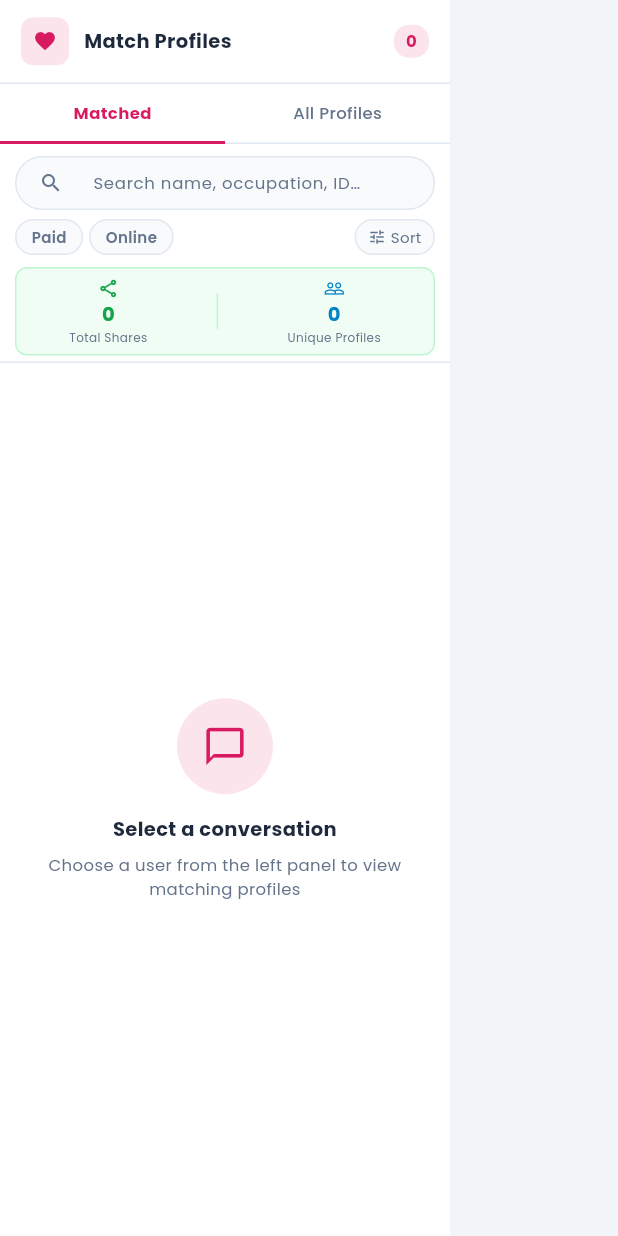
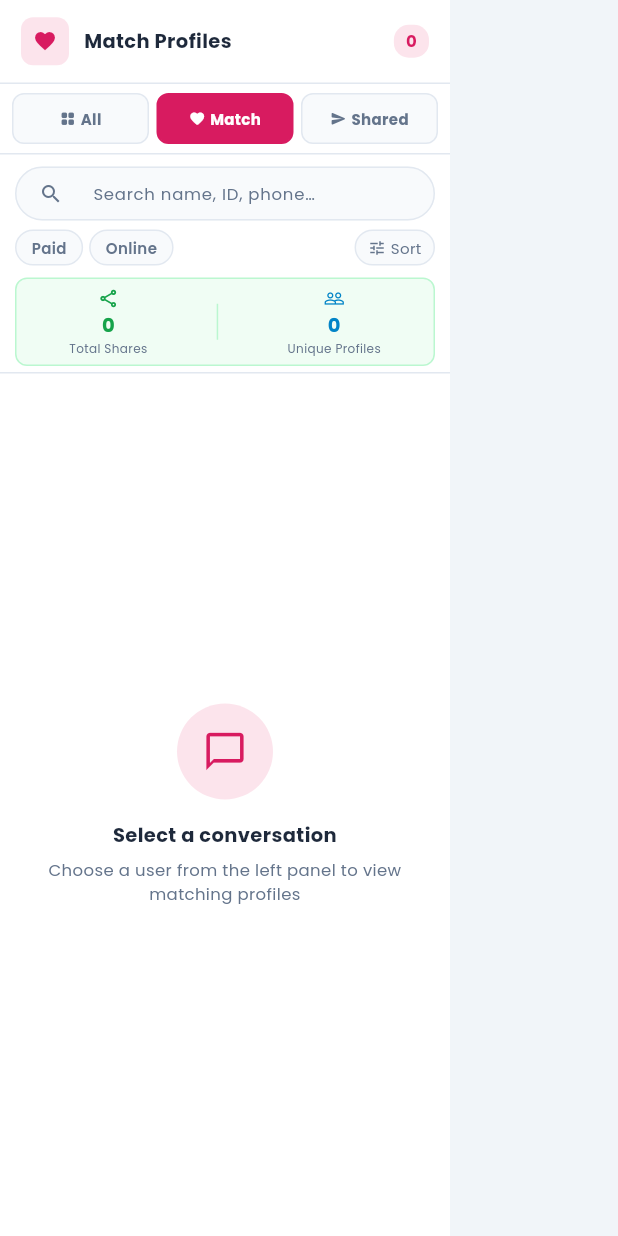
Before and after one commit to marriagestationpvtltd-lang/marriagestationadmin, a Flutter app: the ProfileSidebar widget shown alone on an empty page, opened directly with empty values, on a phone screen of 412 x 824 dp. Run offline on Flutter 3.47's test engine with Material 3 defaults, Android fonts, the phone set to English and light mode, and no system bars; our stand-ins replace audioplayers, cloud_firestore, emoji_picker_flutter, file_picker, firebase_core, firebase_storage and 5 more; missing offline and left inert: agora_rtc_engine, dart:html, dart:js, file_saver, flutter_sound; accounts and stored records are empty; network calls fail; statements that could not run were skipped.

Commit message:
feat: lazy pagination, server-side search, and filter buttons for right panel
- MatchedProfileService: replace while-loop fetch with true lazy pagination
  (page 1 only on init; fetchMoreProfiles loads next pages on demand)
- MatchedProfileService: add updateSearch() + updateFilterType() for
  server-side search (name / ID / phone) and filter reset
- MatchedProfileService: pass search + filter_type params to match_admin.php
- MatchedProfileService: deduplicate profiles by id during fetchMore
- right.dart: replace tabs with 3 animated filter buttons (All / Match / Shared)
- right.dart: 'Share Profile Count' → client-side filter using _sharedProfileIds
- right.dart: 'All' / 'Match' → server-side via provider.updateFilterType()
- right.dart: debounced search (400 ms) → provider.updateSearch()
- right.dart: search hint updated to 'name, ID, phone'
- right.dart: pagination footer shows 'Showing X of Y' / 'No profiles found'
- right.dart: clear-filters button resets profileFilter + search
- right.dart: dispose() cancels debounce timer; didChangeDependencies resets state on new user

Agent-Logs-Url: https://github.com/marriagestationpvtltd-lang/marriagestationadmin/sessions/e6616c58-afd7-4465-b536-85b2ed08cfe0

Co-authored-by: marriagestationpvtltd-lang <254104945+marriagestationpvtltd-lang@users.noreply.github.com>

```diff
--- a/adminmrz/lib/adminchat/right.dart
+++ b/adminmrz/lib/adminchat/right.dart
@@ -39,6 +39,12 @@ class _ProfileSidebarState extends State<ProfileSidebar> {
   final  TextEditingController _searchController = TextEditingController();
   String _searchQuery  = "";
 
+  // ── profile view filter: 'all' | 'matched' | 'shared' ─────────────────────
+  String _profileFilter = 'matched';
+
+  // ── search debounce ───────────────────────────────────────────────────────
+  Timer? _searchDebounce;
+
   // ── Firestore shared-profile tracking ─────────────────────────────────────
   final FirebaseFirestore _firestore = FirebaseFirestore.instance;
   Map<int, Map<String, dynamic>> _sharedProfilesData = {};
@@ -59,9 +65,7 @@ class _ProfileSidebarState extends State<ProfileSidebar> {
   @override
   void initState() {
     super.initState();
-    _searchController.addListener(() {
-      setState(() => _searchQuery = _searchController.text.toLowerCase());
-    });
+    _searchController.addListener(_onSearchChanged);
     _scrollController.addListener(_onScroll);
     // Poll online status for matched profiles every 10 seconds
     _onlineStatusTimer = Timer.periodic(
@@ -74,6 +78,17 @@ class _ProfileSidebarState extends State<ProfileSidebar> {
     );
   }
 
+  void _onSearchChanged() {
+    final query = _searchController.text;
+    setState(() => _searchQuery = query);
+    _searchDebounce?.cancel();
+    _searchDebounce = Timer(const Duration(milliseconds: 400), () {
+      if (!mounted) return;
+      Provider.of<MatchedProfileProvider>(context, listen: false)
+          .updateSearch(query);
+    });
+  }
+
   void _onScroll() {
     if (_scrollController.position.pixels >=
         _scrollController.position.maxScrollExtent - _kPaginationScrollThreshold) {
@@ -90,7 +105,12 @@ class _ProfileSidebarState extends State<ProfileSidebar> {
     final userId = chatProvider.id;
     if (userId != null && userId != _lastFetchedUserId) {
       _lastFetchedUserId = userId;
-      setState(() => _matchesLoaded = true);
+      setState(() {
+        _matchesLoaded = true;
+        _profileFilter = 'matched';
+        _searchQuery = '';
+        _searchController.clear();
+      });
       final matchProvider =
           Provider.of<MatchedProfileProvider>(context, listen: false);
       matchProvider.clearData();
@@ -104,7 +124,9 @@ class _ProfileSidebarState extends State<ProfileSidebar> {
 
   @override
   void dispose() {
+    _searchController.removeListener(_onSearchChanged);
     _searchController.dispose();
+    _searchDebounce?.cancel();
     _onlineStatusTimer?.cancel();
     _scrollController.removeListener(_onScroll);
     _scrollController.dispose();
@@ -118,6 +140,17 @@ class _ProfileSidebarState extends State<ProfileSidebar> {
     setState(() => _matchesLoaded = true);
     Provider.of<MatchedProfileProvider>(context, listen: false)
         .fetchMatchedProfiles(userId);
+  }
+
+  void _setProfileFilter(String filter) {
+    if (filter == _profileFilter) return;
+    setState(() => _profileFilter = filter);
+    final provider =
+        Provider.of<MatchedProfileProvider>(context, listen: false);
+    // 'shared' is client-side – no API change needed
+    if (filter != 'shared') {
+      provider.updateFilterType(filter);
+    }
   }
 
   // ─────────────────────────────────────────────────────────────────────────
@@ -198,18 +231,14 @@ class _ProfileSidebarState extends State<ProfileSidebar> {
     final safeLen = _safeProfileLength(p);
     if (safeLen == 0) return out;
     for (int i = 0; i < safeLen; i++) {
+      // Member status filter (client-side – based on loaded data)
       if (_memberStatus == "Paid"   && !p.isPaidList[i])  continue;
       if (_memberStatus == "Free"   &&  p.isPaidList[i])  continue;
       if (_onlineStatus == "Online" && !p.isOnlineList[i]) continue;
       if (_onlineStatus == "Offline" &&  p.isOnlineList[i]) continue;
-      if (_searchQuery.isNotEmpty) {
-        final fullName = "${p.firstNames[i]} ${p.lastNames[i]}".toLowerCase();
-        final occ      = p.occupation[i].toLowerCase();
-        final mid      = p.memberiddd[i].toLowerCase();
-        if (!fullName.contains(_searchQuery) &&
-            !occ.contains(_searchQuery) &&
-            !mid.contains(_searchQuery)) continue;
-      }
+      // "Share Profile Count" view: only profiles that have been shared
+      if (_profileFilter == 'shared' &&
+          !_sharedProfileIds.contains(p.ids[i])) continue;
       out.add(i);
     }
     return out;
@@ -368,7 +397,7 @@ class _ProfileSidebarState extends State<ProfileSidebar> {
       child: Column(
         children: [
           _buildHeader(chatProvider),
-          _buildTabs(),
+          _buildProfileFilterButtons(),
           _buildSearchBar(),
           _buildFilterRow(),
           if (_showFilters) _buildFilterPanel(),
@@ -470,41 +499,112 @@ class _ProfileSidebarState extends State<ProfileSidebar> {
     );
   }
 
-  // ── Tabs ────────────────────────────────────────────────────────────────
-  Widget _buildTabs() {
-    return Row(
-      children: [
-        _tabBtn('Matched', 0),
-        _tabBtn('All Profiles', 1),
-      ],
-    );
-  }
-
-  Widget _tabBtn(String label, int index) {
-    final active = widget.selectedTab == index;
+  // ── Profile view filter buttons: All / Match / Share Profile Count ─────────
+  Widget _buildProfileFilterButtons() {
     final c = ChatColors.of(context);
+    return Container(
+      decoration: BoxDecoration(
+        color: c.cardBg,
+        border: Border(bottom: BorderSide(color: c.border)),
+      ),
+      padding: const EdgeInsets.symmetric(horizontal: 8, vertical: 6),
+      child: Consumer<MatchedProfileProvider>(
+        builder: (_, provider, __) {
+          final sharedCount = _sharedProfileIds.length;
+          return Row(
+            children: [
+              _profileFilterBtn(
+                label: 'All',
+                icon: Icons.grid_view_rounded,
+                filter: 'all',
+                badgeCount: null,
+                c: c,
+              ),
+              const SizedBox(width: 5),
+              _profileFilterBtn(
+                label: 'Match',
+                icon: Icons.favorite_rounded,
+                filter: 'matched',
+                badgeCount: _profileFilter == 'matched' && provider.totalCount > 0
+                    ? provider.totalCount
+                    : null,
+                c: c,
+              ),
+              const SizedBox(width: 5),
+              _profileFilterBtn(
+                label: 'Shared',
+                icon: Icons.send_rounded,
+                filter: 'shared',
+                badgeCount: sharedCount > 0 ? sharedCount : null,
+                c: c,
+              ),
+            ],
+          );
+        },
+      ),
+    );
+  }
+
+  Widget _profileFilterBtn({
+    required String label,
+    required IconData icon,
+    required String filter,
+    required int? badgeCount,
+    required ChatColors c,
+  }) {
+    final active = _profileFilter == filter;
     return Expanded(
       child: GestureDetector(
-        onTap: () => widget.onTabChange(index),
-        child: Container(
-          height: 40,
+        onTap: () => _setProfileFilter(filter),
+        child: AnimatedContainer(
+          duration: const Duration(milliseconds: 180),
+          height: 34,
           alignment: Alignment.center,
           decoration: BoxDecoration(
-            color: c.cardBg,
-            border: Border(
-              bottom: BorderSide(
-                color: active ? _kPrimary : c.border,
-                width: active ? 2 : 1,
+            color: active ? _kPrimary : c.searchFill,
+            borderRadius: BorderRadius.circular(8),
+            border: Border.all(
+              color: active ? _kPrimary : c.border,
+              width: active ? 1.5 : 1,
+            ),
+          ),
+          child: Row(
+            mainAxisAlignment: MainAxisAlignment.center,
+            mainAxisSize: MainAxisSize.min,
+            children: [
+              Icon(icon, size: 11,
+                  color: active ? Colors.white : c.muted),
+              const SizedBox(width: 3),
+              Text(
+                label,
+                style: TextStyle(
+                  fontSize: 10,
+                  fontWeight: FontWeight.w700,
+                  color: active ? Colors.white : c.muted,
+                ),
               ),
-            ),
-          ),
-          child: Text(
-            label,
-            style: TextStyle(
-              fontSize: 11,
-              fontWeight: active ? FontWeight.w700 : FontWeight.w500,
-              color: active ? _kPrimary : c.muted,
-            ),
+              if (badgeCount != null) ...[
+                const SizedBox(width: 4),
+                Container(
+                  padding: const EdgeInsets.symmetric(
+                      horizontal: 5, vertical: 1),
+                  decoration: BoxDecoration(
+                    color: active
+                        ? Colors.white.withOpacity(0.25)
+                        : c.primaryLight,
+                    borderRadius: BorderRadius.circular(8),
+                  ),
+                  child: Text(
+                    '$badgeCount',
+                    style: TextStyle(
+                      fontSize: 9,
+                      fontWeight: FontWeight.w800,
+                      color: active ? Colors.white : _kPrimary,
+                    ),
+                  ),
+                ),
+              ],
+            ],
           ),
         ),
       ),
@@ -523,14 +623,18 @@ class _ProfileSidebarState extends State<ProfileSidebar> {
           style: TextStyle(fontSize: 12, color: c.text),
           cursorColor: _kPrimary,
           decoration: InputDecoration(
-            hintText: 'Search name, occupation, ID…',
+            hintText: 'Search name, ID, phone…',
             hintStyle: TextStyle(fontSize: 11, color: c.muted),
             prefixIcon: Icon(Icons.search, size: 16, color: c.muted),
             suffixIcon: _searchQuery.isNotEmpty
                 ? IconButton(
                     icon: Icon(Icons.clear, size: 14, color: c.muted),
                     padding: EdgeInsets.zero,
-                    onPressed: () => _searchController.clear(),
+                    onPressed: () {
+                      _searchController.clear();
+                      Provider.of<MatchedProfileProvider>(context, listen: false)
+                          .updateSearch('');
+                    },
                   )
                 : null,
             border: OutlineInputBorder(
@@ -969,7 +1073,11 @@ class _ProfileSidebarState extends State<ProfileSidebar> {
       padding: const EdgeInsets.symmetric(vertical: 12),
       child: Center(
         child: Text(
-          'सबै ${provider.ids.length} म्याच देखाइयो',
+          provider.totalCount > 0
+              ? 'Showing ${provider.ids.length} of ${provider.totalCount}'
+              : provider.ids.isEmpty
+                  ? 'No profiles found'
+                  : 'All ${provider.ids.length} profiles shown',
           style: TextStyle(fontSize: 10, color: c.muted),
         ),
       ),
@@ -1024,12 +1132,17 @@ class _ProfileSidebarState extends State<ProfileSidebar> {
             if (showClear) ...[
               const SizedBox(height: 12),
               TextButton(
-                onPressed: () => setState(() {
-                  _memberStatus = 'All';
-                  _onlineStatus = 'All';
-                  _sortBy       = 'Match %';
+                onPressed: () {
+                  setState(() {
+                    _memberStatus  = 'All';
+                    _onlineStatus  = 'All';
+                    _sortBy        = 'Match %';
+                    _profileFilter = 'matched';
+                  });
                   _searchController.clear();
-                }),
+                  Provider.of<MatchedProfileProvider>(context, listen: false)
+                      .updateSearch('');
+                },
                 style: TextButton.styleFrom(foregroundColor: _kPrimary),
                 child: const Text('Clear filters',
                     style: TextStyle(fontSize: 11)),
```
Also changed, not shown: adminmrz/lib/adminchat/services/MatchedProfileService.dart (+90 -17 lines).
